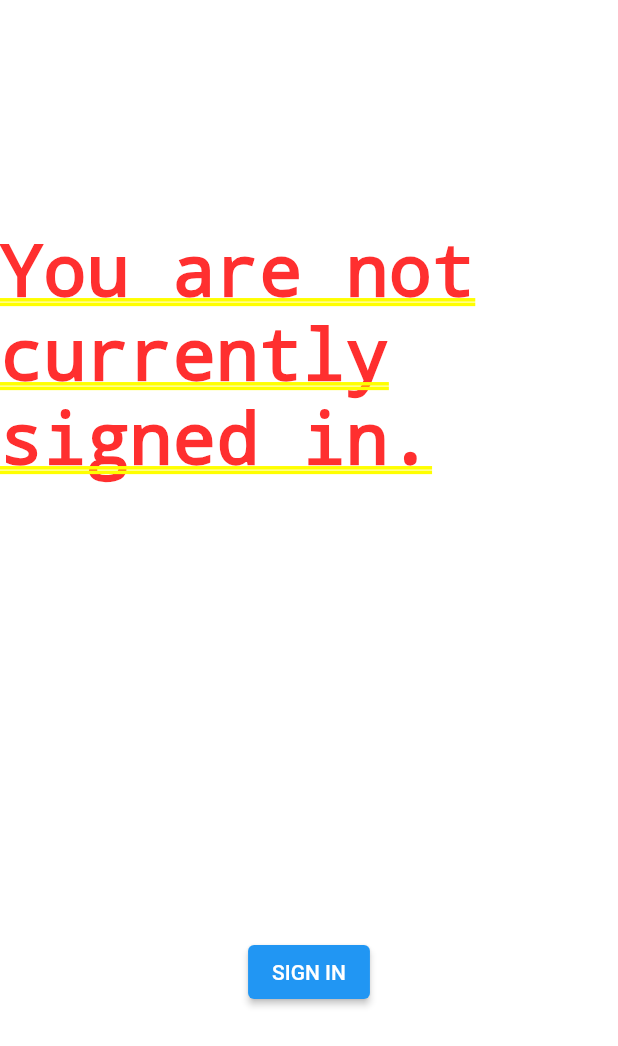
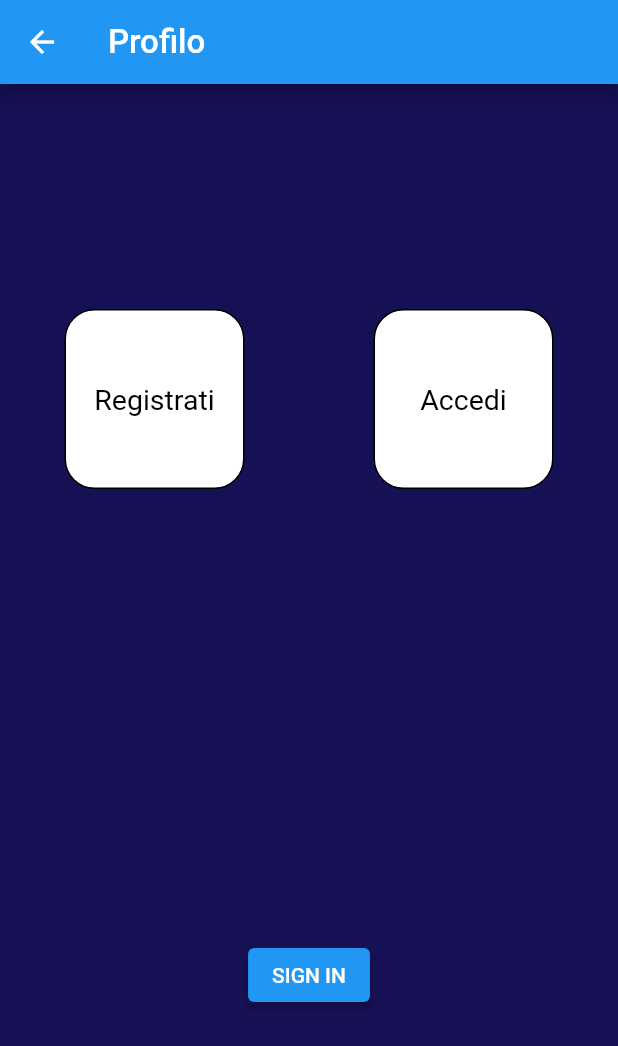
Before and after one commit to renzoproietti/gestionale-chalet, a Flutter app: the screen it shows after launch, scrolled down 576 dp, after a tap on the "portrait" icon, on a phone screen of 412 x 824 dp. Shown: the top 1046 px of the screen. Run offline on Flutter 3.47's test engine with Material 2 defaults, Android fonts, the phone set to English and light mode, and no system bars; our stand-ins replace google_sign_in, syncfusion_flutter_datepicker.

Commit message:
Modifiche sezione profilo (accedi e registrati)

```diff
--- a/lib/main.dart
+++ b/lib/main.dart
@@ -1,6 +1,5 @@
 import 'package:flutter/material.dart';
 import 'package:flutter_localizations/flutter_localizations.dart';
-
 import 'package:fluttertest/home.dart';
 import 'package:fluttertest/sezione_bar.dart';
 import 'package:fluttertest/sezione_lettini.dart';
--- a/lib/sezione_bar.dart
+++ b/lib/sezione_bar.dart
@@ -49,6 +49,7 @@ Container createSezioneBar(
                     const Icon(Icons.fastfood_outlined),
                     'Bar',
                     MediaQuery.of(context).size.width / 5,
+
                   ),
                   createCustomSelectContainer(
                     context,
--- a/lib/sign_in.dart
+++ b/lib/sign_in.dart
@@ -1,6 +1,6 @@
 import 'dart:async';
 import 'dart:convert' show json;
-
+import 'widgets_builder.dart';
 import "package:http/http.dart" as http;
 import 'package:flutter/material.dart';
 import 'package:google_sign_in/google_sign_in.dart';
@@ -13,15 +13,6 @@ GoogleSignIn _googleSignIn = GoogleSignIn(
     'https://www.googleapis.com/auth/contacts.readonly',
   ],
 );
-
-void main() {
-  runApp(
-    MaterialApp(
-      title: 'Google Sign In',
-      home: SignInDemo(),
-    ),
-  );
-}
 
 class SignInDemo extends StatefulWidget {
   @override
@@ -131,7 +122,71 @@ class SignInDemoState extends State<SignInDemo> {
       return Column(
         mainAxisAlignment: MainAxisAlignment.spaceAround,
         children: <Widget>[
-          const Text("You are not currently signed in."),
+          Row(
+            mainAxisAlignment: MainAxisAlignment.spaceAround,
+            children: <Widget>[
+              SizedBox(
+                //width: MediaQuery.of(context).size.width/2,
+                //height: MediaQuery.of(context).size.height/3.5,
+                child: Center(
+                    child: Container(
+                  decoration: BoxDecoration(
+                    border: Border.all(
+                      color: Colors.black,
+                      style: BorderStyle.solid,
+                    ),
+                    shape: BoxShape.rectangle,
+                    color: Colors.white,
+                    borderRadius: BorderRadius.circular(20),
+
+                  ),
+                  height: 120.0,
+                  width: 120.0,
+                  child: Align(
+
+                    child: Text(
+                      "Registrati",
+                      textAlign: TextAlign.center,
+                      style: TextStyle(
+                        fontSize: 19,
+                        color: Colors.black,
+                      ),
+                    ),
+                  ),
+                )),
+              ),
+              SizedBox(
+                child: Center(
+                  child: Container(
+                    decoration: BoxDecoration(
+                      border: Border.all(
+                        color: Colors.black,
+                        style: BorderStyle.solid,
+
+
+                      ),
+                      shape: BoxShape.rectangle,
+                      color: Colors.white,
+                      borderRadius: BorderRadius.circular(20),
+                    ),
+                    height: 120.0,
+                    width: 120.0,
+                    child: Align(
+                      child: Text(
+                        "Accedi",
+                        textAlign: TextAlign.center,
+                        style: TextStyle(
+                          fontSize: 19,
+                          color: Colors.black,
+                        ),
+                      ),
+                    ),
+                  ),
+
+                ),
+              )
+            ],
+          ),
           ElevatedButton(
             child: const Text('SIGN IN'),
             onPressed: _handleSignIn,
@@ -143,9 +198,20 @@ class SignInDemoState extends State<SignInDemo> {
 
   @override
   Widget build(BuildContext context) {
-    return ConstrainedBox(
-      constraints: const BoxConstraints.expand(),
-      child: _buildBody(),
-    );
+    return Scaffold(
+        appBar: AppBar(
+          title: Text("Profilo",
+              textAlign: TextAlign.center,
+              style: TextStyle(
+                fontSize: 22,
+              )),
+        ),
+        body: ConstrainedBox(
+          child: Container(
+            child: _buildBody(),
+            color: Color(0xff161055),
+          ),
+          constraints: const BoxConstraints.expand(),
+        ));
   }
 }
```
Also changed, not shown: pubspec.lock.
